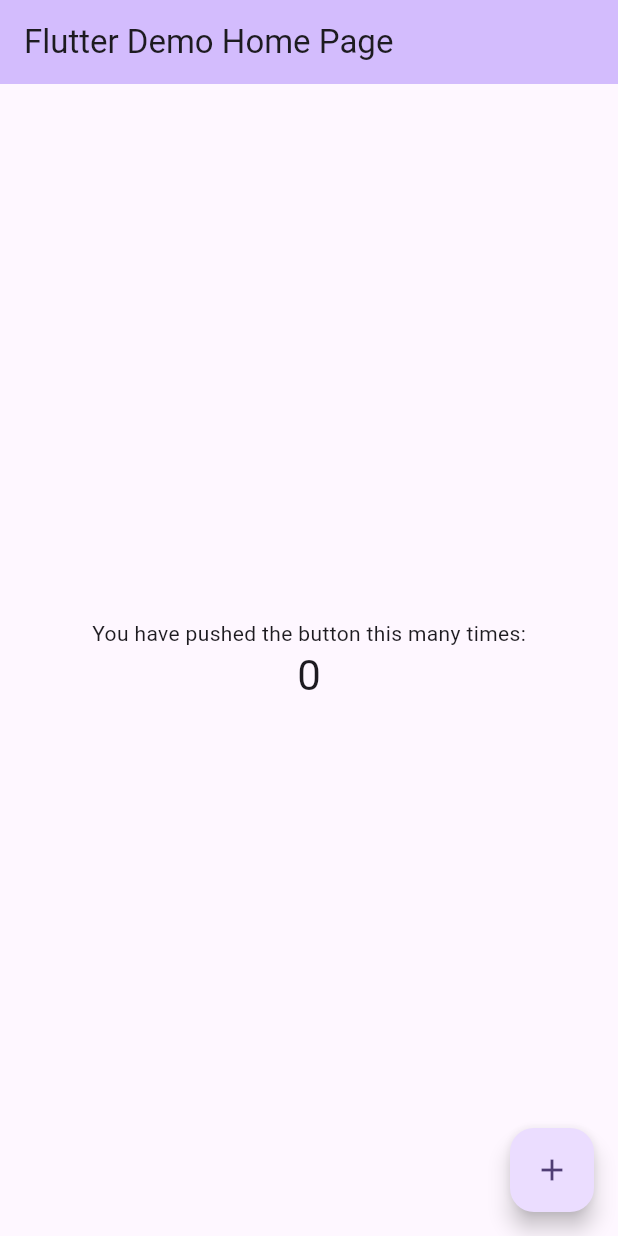
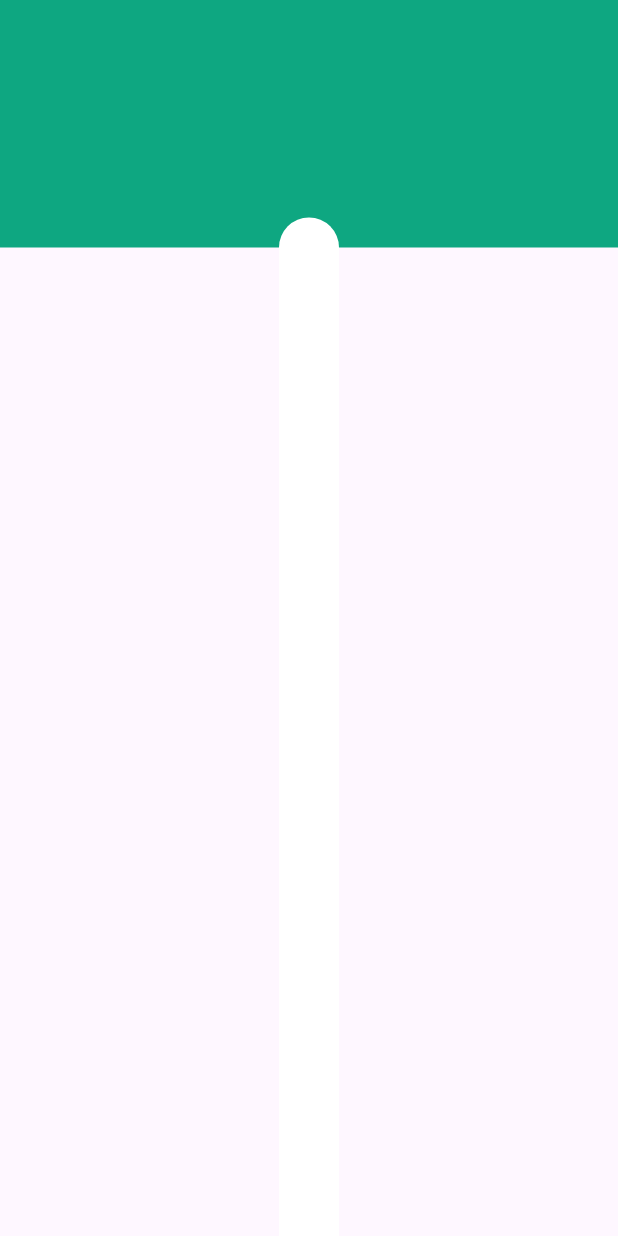
Before and after one commit to ucup-baba/Luar-Sekolah-Project, a Flutter app: the screen it shows after launch, on a phone screen of 412 x 824 dp. Run offline on Flutter 3.47's test engine with Material 3 defaults, Android fonts, the light colour scheme and no system bars.

Commit message:
feat: setup initial home screen layout

```diff
--- a/lib/main.dart
+++ b/lib/main.dart
@@ -7,116 +7,61 @@ void main() {
 class MyApp extends StatelessWidget {
   const MyApp({super.key});
 
-  // This widget is the root of your application.
   @override
   Widget build(BuildContext context) {
-    return MaterialApp(
-      title: 'Flutter Demo',
-      theme: ThemeData(
-        // This is the theme of your application.
-        //
-        // TRY THIS: Try running your application with "flutter run". You'll see
-        // the application has a purple toolbar. Then, without quitting the app,
-        // try changing the seedColor in the colorScheme below to Colors.green
-        // and then invoke "hot reload" (save your changes or press the "hot
-        // reload" button in a Flutter-supported IDE, or press "r" if you used
-        // the command line to start the app).
-        //
-        // Notice that the counter didn't reset back to zero; the application
-        // state is not lost during the reload. To reset the state, use hot
-        // restart instead.
-        //
-        // This works for code too, not just values: Most code changes can be
-        // tested with just a hot reload.
-        colorScheme: ColorScheme.fromSeed(seedColor: Colors.deepPurple),
-      ),
-      home: const MyHomePage(title: 'Flutter Demo Home Page'),
+    return const MaterialApp(
+      title: 'Luarsekolah App',
+      home: HomeScreen(),
+      debugShowCheckedModeBanner: false,
     );
   }
 }
 
-class MyHomePage extends StatefulWidget {
-  const MyHomePage({super.key, required this.title});
-
-  // This widget is the home page of your application. It is stateful, meaning
-  // that it has a State object (defined below) that contains fields that affect
-  // how it looks.
-
-  // This class is the configuration for the state. It holds the values (in this
-  // case the title) provided by the parent (in this case the App widget) and
-  // used by the build method of the State. Fields in a Widget subclass are
-  // always marked "final".
-
-  final String title;
+class HomeScreen extends StatefulWidget {
+  const HomeScreen({super.key});
 
   @override
-  State<MyHomePage> createState() => _MyHomePageState();
+  State<HomeScreen> createState() => _HomeScreenState();
 }
 
-class _MyHomePageState extends State<MyHomePage> {
-  int _counter = 0;
-
-  void _incrementCounter() {
-    setState(() {
-      // This call to setState tells the Flutter framework that something has
-      // changed in this State, which causes it to rerun the build method below
-      // so that the display can reflect the updated values. If we changed
-      // _counter without calling setState(), then the build method would not be
-      // called again, and so nothing would appear to happen.
-      _counter++;
-    });
-  }
-
+class _HomeScreenState extends State<HomeScreen> {
   @override
   Widget build(BuildContext context) {
-    // This method is rerun every time setState is called, for instance as done
-    // by the _incrementCounter method above.
-    //
-    // The Flutter framework has been optimized to make rerunning build methods
-    // fast, so that you can just rebuild anything that needs updating rather
-    // than having to individually change instances of widgets.
     return Scaffold(
-      appBar: AppBar(
-        // TRY THIS: Try changing the color here to a specific color (to
-        // Colors.amber, perhaps?) and trigger a hot reload to see the AppBar
-        // change color while the other colors stay the same.
-        backgroundColor: Theme.of(context).colorScheme.inversePrimary,
-        // Here we take the value from the MyHomePage object that was created by
-        // the App.build method, and use it to set our appbar title.
-        title: Text(widget.title),
-      ),
-      body: Center(
-        // Center is a layout widget. It takes a single child and positions it
-        // in the middle of the parent.
+      body: SingleChildScrollView(
         child: Column(
-          // Column is also a layout widget. It takes a list of children and
-          // arranges them vertically. By default, it sizes itself to fit its
-          // children horizontally, and tries to be as tall as its parent.
-          //
-          // Column has various properties to control how it sizes itself and
-          // how it positions its children. Here we use mainAxisAlignment to
-          // center the children vertically; the main axis here is the vertical
-          // axis because Columns are vertical (the cross axis would be
-          // horizontal).
-          //
-          // TRY THIS: Invoke "debug painting" (choose the "Toggle Debug Paint"
-          // action in the IDE, or press "p" in the console), to see the
-          // wireframe for each widget.
-          mainAxisAlignment: MainAxisAlignment.center,
-          children: <Widget>[
-            const Text('You have pushed the button this many times:'),
-            Text(
-              '$_counter',
-              style: Theme.of(context).textTheme.headlineMedium,
+          children: [
+            // BAGIAN 1: BACKGROUND HEADER HIJAU (masih kosong)
+            Container(
+              color: const Color(0xFF0EA781),
+              // Kita beri tinggi sementara agar terlihat
+              height: 165,
+            ),
+
+            // BAGIAN 2: KONTEN UTAMA DENGAN BACKGROUND PUTIH (masih kosong)
+            Transform.translate(
+              offset: const Offset(0, -20), // Menarik konten ke atas
+              child: Container(
+                padding: const EdgeInsets.symmetric(horizontal: 20, vertical: 24),
+                decoration: const BoxDecoration(
+                  color: Colors.white,
+                  borderRadius: BorderRadius.only(
+                    topLeft: Radius.circular(20),
+                    topRight: Radius.circular(20),
+                  ),
+                ),
+                child: const Column(
+                  crossAxisAlignment: CrossAxisAlignment.start,
+                  children: [
+                    // Semua konten lainnya akan ditambahkan di sini
+                    SizedBox(height: 1000), // Placeholder agar bisa scroll
+                  ],
+                ),
+              ),
             ),
           ],
         ),
       ),
-      floatingActionButton: FloatingActionButton(
-        onPressed: _incrementCounter,
-        tooltip: 'Increment',
-        child: const Icon(Icons.add),
-      ), // This trailing comma makes auto-formatting nicer for build methods.
     );
   }
 }
```
